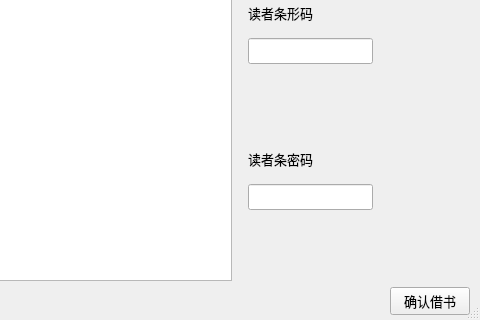
First picture: the form in LibraryManager/borrowdialog.ui, repository 821869798/LibraryManager, before the edit; both pictures show x 252 to 732 and y 107 to 427 of the 732 by 427 pixel window.
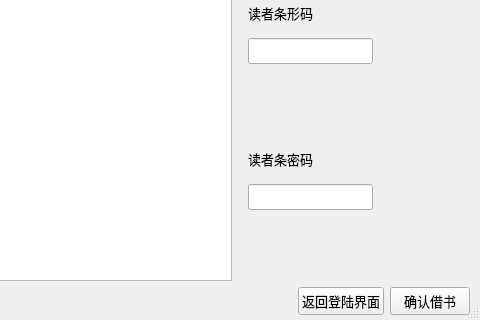
Second picture: the form after the edit.

What changed in the file:
```diff
--- a/LibraryManager/borrowdialog.ui
+++ b/LibraryManager/borrowdialog.ui
@@ -511,6 +511,19 @@
        </property>
       </spacer>
      </item>
+     <item>
+      <widget class="QPushButton" name="bt_login">
+       <property name="font">
+        <font>
+         <family>微软雅黑</family>
+         <pointsize>10</pointsize>
+        </font>
+       </property>
+       <property name="text">
+        <string>返回登陆界面</string>
+       </property>
+      </widget>
+     </item>
      <item>
       <widget class="QPushButton" name="btn_ok">
        <property name="font">
```
